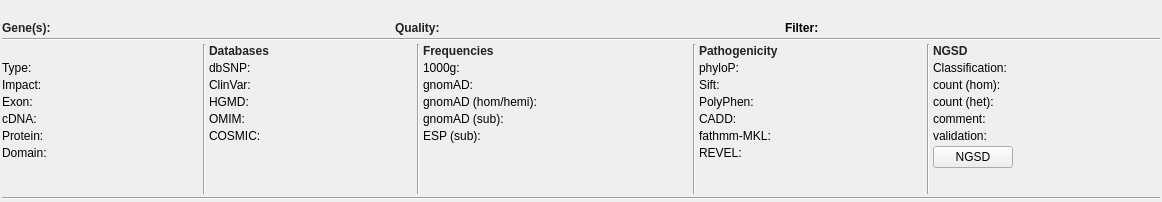
Before: the Qt Designer form src/GSvar/VariantDetailsDockWidget.ui in imgag/ngs-bits, drawn with Qt 5.
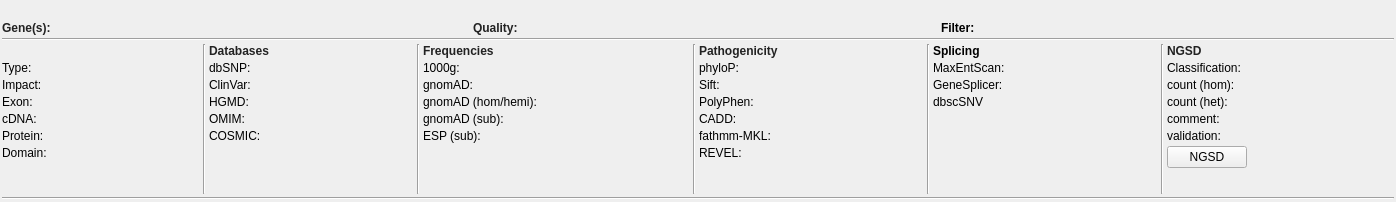
After: the same form once the commit is applied. Icons and pictures are not drawn.

Commit message: GSvar: added splicing scores to variant details dock widget.

Diff of the .ui file:
```diff
--- a/src/GSvar/VariantDetailsDockWidget.ui
+++ b/src/GSvar/VariantDetailsDockWidget.ui
@@ -6,7 +6,7 @@
    <rect>
     <x>0</x>
     <y>0</y>
-    <width>1141</width>
+    <width>1366</width>
     <height>202</height>
    </rect>
   </property>
@@ -18,7 +18,7 @@
   </property>
   <property name="minimumSize">
    <size>
-    <width>1133</width>
+    <width>1360</width>
     <height>202</height>
    </size>
   </property>
@@ -894,6 +894,87 @@
         </property>
        </widget>
       </item>
+      <item>
+       <layout class="QFormLayout" name="formLayout">
+        <property name="labelAlignment">
+         <set>Qt::AlignLeading|Qt::AlignLeft|Qt::AlignTop</set>
+        </property>
+        <property name="horizontalSpacing">
+         <number>3</number>
+        </property>
+        <property name="verticalSpacing">
+         <number>3</number>
+        </property>
+        <item row="1" column="0">
+         <widget class="QLabel" name="label_maxentscan">
+          <property name="text">
+           <string>MaxEntScan:</string>
+          </property>
+         </widget>
+        </item>
+        <item row="2" column="0">
+         <widget class="QLabel" name="label_genesplicer">
+          <property name="text">
+           <string>GeneSplicer:</string>
+          </property>
+         </widget>
+        </item>
+        <item row="3" column="0">
+         <widget class="QLabel" name="label_dbscsnv">
+          <property name="text">
+           <string>dbscSNV</string>
+          </property>
+         </widget>
+        </item>
+        <item row="1" column="1">
+         <widget class="QLabel" name="maxentscan">
+          <property name="minimumSize">
+           <size>
+            <width>150</width>
+            <height>0</height>
+           </size>
+          </property>
+          <property name="text">
+           <string/>
+          </property>
+         </widget>
+        </item>
+        <item row="2" column="1">
+         <widget class="QLabel" name="genesplicer">
+          <property name="text">
+           <string/>
+          </property>
+         </widget>
+        </item>
+        <item row="0" column="0" colspan="2">
+         <widget class="QLabel" name="label_2">
+          <property name="font">
+           <font>
+            <weight>75</weight>
+            <bold>true</bold>
+           </font>
+          </property>
+          <property name="text">
+           <string>Splicing</string>
+          </property>
+         </widget>
+        </item>
+        <item row="3" column="1">
+         <widget class="QLabel" name="dbscsnv">
+          <property name="text">
+           <string/>
+          </property>
+         </widget>
+        </item>
+       </layout>
+      </item>
+      <item>
+       <widget class="Line" name="line_7">
+        <property name="orientation">
+         <enum>Qt::Vertical</enum>
+        </property>
+       </widget>
+      </item>
       <item>
        <layout class="QFormLayout" name="formLayout_5">
         <property name="labelAlignment">
```
The commit also changes 2 other files.
